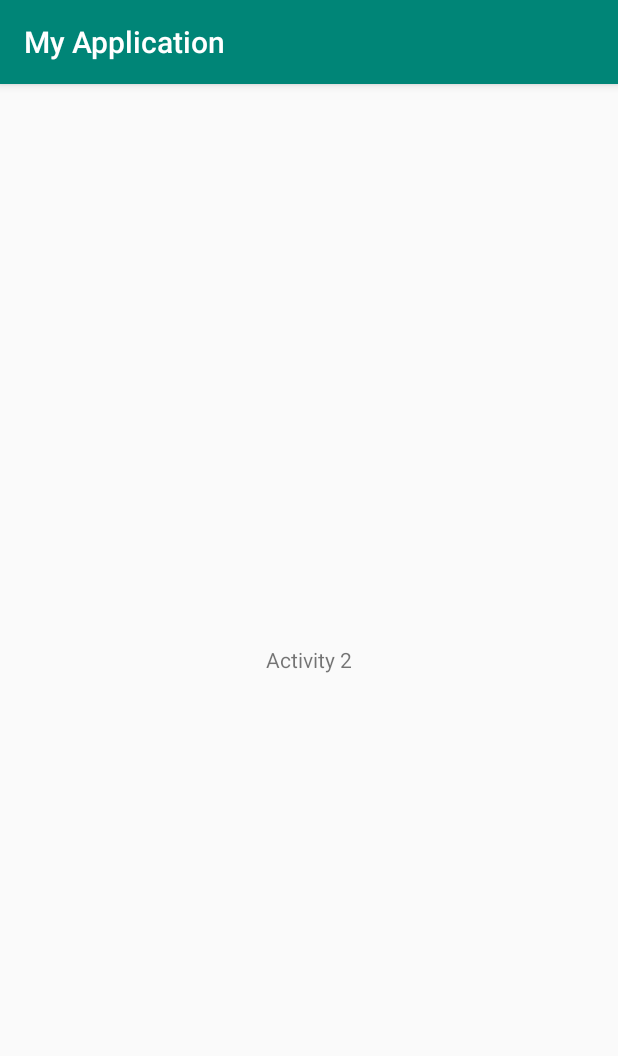
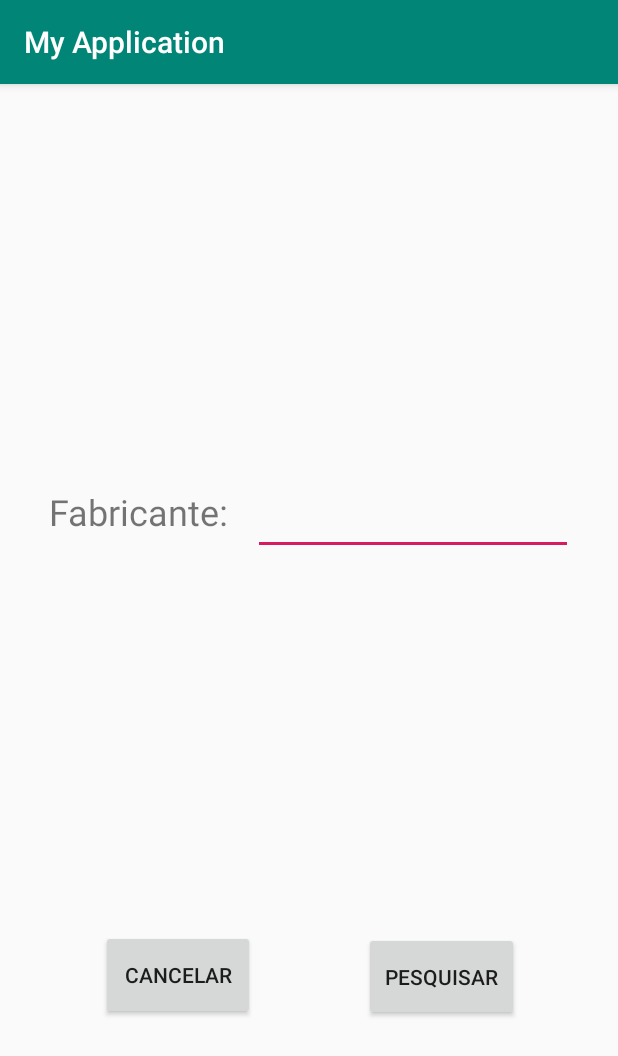
Before and after one commit to simaoclteixeira/MyApplication2, an Android app: the screen it shows after launch (Activity2), after a tap on "CARROS", on a phone screen of 412 x 824 dp. Shown: the top 1056 px of the screen. Run offline under Robolectric (Android 15) with nearby library versions, the phone set to English and light mode, and no system bars.

Commit message:
Criação dos botoes Cancelar e Pesquisar no menu de busca de filmes

```diff
--- a/app/src/main/java/pt/ipg/myapplication/MainActivity.java
+++ b/app/src/main/java/pt/ipg/myapplication/MainActivity.java
@@ -19,11 +19,10 @@ public class MainActivity extends AppCompatActivity implements View.OnClickListe
 
         Button button1 = findViewById(R.id.buttonCarros);
         Button button2 = findViewById(R.id.buttonMotas);
-        Button button3 = findViewById(R.id.buttonContatos);
 
         button1.setOnClickListener(this);
         button2.setOnClickListener(this);
-        button3.setOnClickListener(this);
+
 
 
         }
@@ -37,8 +36,6 @@ public class MainActivity extends AppCompatActivity implements View.OnClickListe
         case R.id.buttonMotas:
             openActivity3();
             break;
-            case R.id.buttonContatos:
-                openActivity4();
 
     }
 }
--- a/app/src/main/res/layout/activity_2.xml
+++ b/app/src/main/res/layout/activity_2.xml
@@ -6,11 +6,58 @@
     android:layout_height="match_parent"
     tools:context=".MainActivity">
 
+    <EditText
+        android:id="@+id/editText"
+        android:layout_width="wrap_content"
+        android:layout_height="54dp"
+        android:layout_alignParentEnd="true"
+        android:layout_alignParentRight="true"
+        android:layout_alignParentBottom="true"
+        android:layout_marginEnd="30dp"
+        android:layout_marginRight="30dp"
+        android:layout_marginBottom="454dp"
+        android:ems="10"
+        android:inputType="textPersonName" />
+
     <TextView
-        android:layout_width="wrap_content"
-        android:layout_height="wrap_content"
-        android:text="Activity 2"
-        android:layout_centerVertical="true"
-        android:layout_centerHorizontal="true"/>
+        android:id="@+id/textView"
+        android:layout_width="131dp"
+        android:layout_height="45dp"
+        android:layout_alignParentEnd="true"
+        android:layout_alignParentRight="true"
+        android:layout_alignParentBottom="true"
+        android:layout_marginEnd="248dp"
+        android:layout_marginRight="248dp"
+        android:layout_marginBottom="454dp"
+        android:text="@string/fabricante"
+        android:textSize="24sp" />
+
+    <Button
+        android:id="@+id/buttonPesquisar"
+        android:layout_width="103dp"
+        android:layout_height="59dp"
+        android:layout_alignParentEnd="true"
+        android:layout_alignParentRight="true"
+        android:layout_alignParentBottom="true"
+        android:layout_marginEnd="66dp"
+        android:layout_marginRight="66dp"
+        android:layout_marginBottom="143dp"
+        android:text="@string/pesquisar" />
+
+    <Button
+        android:id="@+id/buttonCancelar"
+        android:layout_width="103dp"
+        android:layout_height="60dp"
+        android:layout_alignParentStart="true"
+        android:layout_alignParentLeft="true"
+        android:layout_alignParentEnd="true"
+        android:layout_alignParentRight="true"
+        android:layout_alignParentBottom="true"
+        android:layout_marginStart="67dp"
+        android:layout_marginLeft="67dp"
+        android:layout_marginEnd="242dp"
+        android:layout_marginRight="242dp"
+        android:layout_marginBottom="144dp"
+        android:text="@string/cancelar" />
 
 </RelativeLayout>
--- a/app/src/main/res/layout/activity_main.xml
+++ b/app/src/main/res/layout/activity_main.xml
@@ -31,35 +31,16 @@
         android:id="@+id/buttonMotas"
         android:layout_width="wrap_content"
         android:layout_height="wrap_content"
-        android:layout_above="@+id/buttonContatos"
-        android:layout_below="@+id/buttonCarros"
         android:layout_alignParentStart="true"
         android:layout_alignParentLeft="true"
+        android:layout_alignParentTop="true"
         android:layout_alignParentEnd="true"
         android:layout_alignParentRight="true"
-        android:layout_alignParentBottom="true"
         android:layout_marginStart="50dp"
         android:layout_marginLeft="50dp"
-        android:layout_marginTop="17dp"
+        android:layout_marginTop="423dp"
         android:layout_marginEnd="50dp"
         android:layout_marginRight="50dp"
-        android:layout_marginBottom="260dp"
         android:text="MOTAS" />
 
-    <Button
-        android:id="@+id/buttonContatos"
-        android:layout_width="wrap_content"
-        android:layout_height="wrap_content"
-        android:layout_alignParentStart="true"
-        android:layout_alignParentLeft="true"
-        android:layout_alignParentEnd="true"
-        android:layout_alignParentRight="true"
-        android:layout_alignParentBottom="true"
-        android:layout_marginStart="50dp"
-        android:layout_marginLeft="50dp"
-        android:layout_marginEnd="50dp"
-        android:layout_marginRight="50dp"
-        android:layout_marginBottom="200dp"
-        android:text="CONTATOS" />
-
 </RelativeLayout>
--- a/app/src/main/res/values/strings.xml
+++ b/app/src/main/res/values/strings.xml
@@ -1,3 +1,7 @@
 <resources>
     <string name="app_name">My Application</string>
+    <string name="name">Name</string>
+    <string name="pesquisar">PESQUISAR</string>
+    <string name="cancelar">CANCELAR</string>
+    <string name="fabricante">Fabricante:</string>
 </resources>
```
